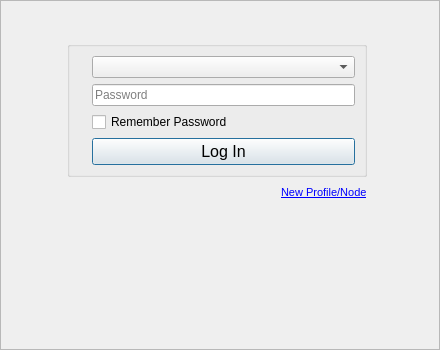
Qt form retroshare-gui/src/gui/StartDialog.ui (RetroShare/RetroShare) before a commit.
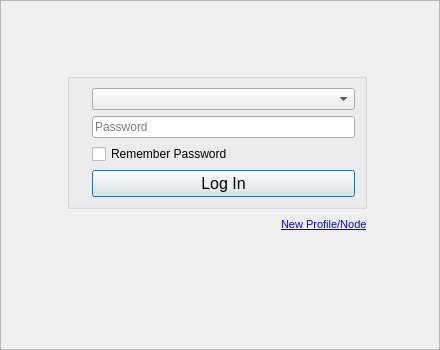
The same form after that commit. Icons and pictures are not drawn.

Commit message: Fix StartDialog margins.

```diff
--- a/retroshare-gui/src/gui/StartDialog.ui
+++ b/retroshare-gui/src/gui/StartDialog.ui
@@ -59,6 +59,18 @@
       </property>
       <item row="0" column="0" colspan="4">
        <layout class="QGridLayout" name="topGLayout">
+        <property name="leftMargin">
+         <number>16</number>
+        </property>
+        <property name="topMargin">
+         <number>16</number>
+        </property>
+        <property name="rightMargin">
+         <number>16</number>
+        </property>
+        <property name="bottomMargin">
+         <number>16</number>
+        </property>
         <item row="0" column="0">
          <spacer name="horizontalSpacer">
           <property name="orientation">
@@ -67,7 +79,7 @@
           <property name="sizeHint" stdset="0">
            <size>
             <width>40</width>
-            <height>20</height>
+            <height>0</height>
            </size>
           </property>
          </spacer>
@@ -137,8 +149,8 @@
           </property>
           <property name="sizeHint" stdset="0">
            <size>
-            <width>48</width>
-            <height>20</height>
+            <width>40</width>
+            <height>0</height>
            </size>
           </property>
          </spacer>
@@ -156,7 +168,7 @@
         <property name="sizeHint" stdset="0">
          <size>
           <width>60</width>
-          <height>20</height>
+          <height>0</height>
          </size>
         </property>
        </spacer>
@@ -185,7 +197,7 @@
         <property name="sizeHint" stdset="0">
          <size>
           <width>60</width>
-          <height>20</height>
+          <height>0</height>
          </size>
         </property>
        </spacer>
```
Left out of the diff: 24 changed lines with no effect on the pictures.
